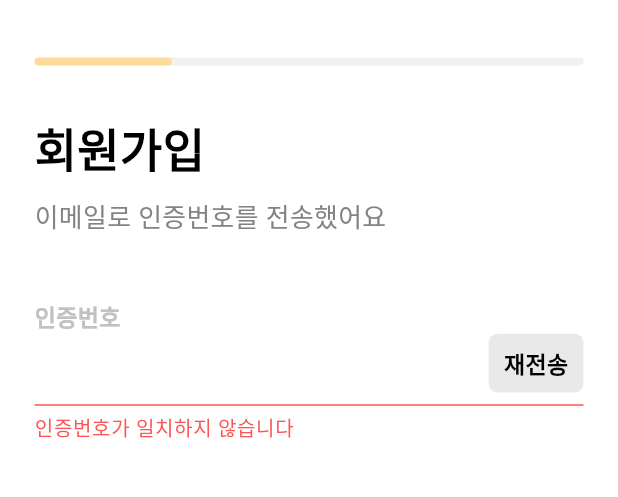
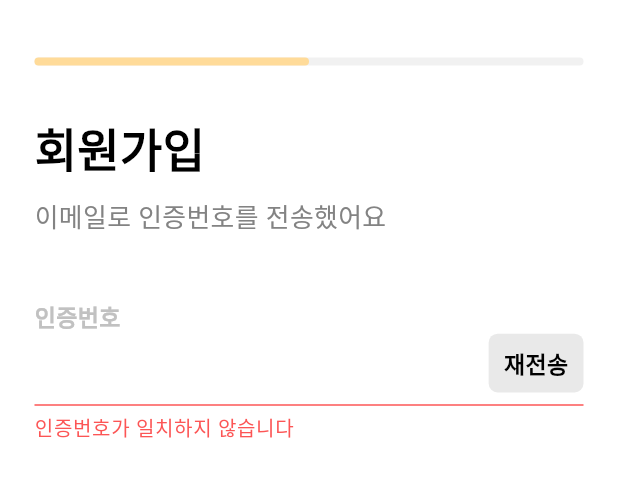
Before and after one commit to A-wack/A-wack-Flutter_v2, a Flutter app: the SignUpCheckEmailScreen screen opened directly, after a tap on "확인 👌", on a phone screen of 412 x 824 dp, the part 46-543 px from its top. Run offline on Flutter 3.47's test engine with Material 3 defaults, Android fonts, the phone set to English and light mode, and no system bars; our stand-ins replace flutter_screenutil, flutter_svg; Roboto replaces fonts that are missing (Pretendard); project files that could hold a hidden picture were left out.

```diff
--- a/lib/presentation/auth/sign_up/screen/sign_up_check_email_screen.dart
+++ b/lib/presentation/auth/sign_up/screen/sign_up_check_email_screen.dart
@@ -1,4 +1,6 @@
+import 'package:a_wack_flutter_v2/core/component/route_animation.dart';
 import 'package:a_wack_flutter_v2/core/component/text_widget.dart';
+import 'package:a_wack_flutter_v2/presentation/auth/sign_up/screen/sign_up_setting_password_screen.dart';
 import 'package:a_wack_flutter_v2/presentation/auth/sign_up/widget/sign_up_button.dart';
 import 'package:a_wack_flutter_v2/presentation/auth/sign_up/widget/sign_up_top_component.dart';
 import 'package:a_wack_flutter_v2/presentation/auth/widget/auth_app_bar_widget.dart';
@@ -35,6 +37,11 @@ class _SignUpCheckEmailScreenState extends State<SignUpCheckEmailScreen> {
       // todo 여기도 더미 수정 필요
       if (text == "0000") {
         setState(() => isError = false);
+        Navigator.push(
+          context,
+          RouteAnimation(const SignUpSettingPasswordScreen())
+              .slideRightToLeft(),
+        );
         return;
       }
 
@@ -51,7 +58,7 @@ class _SignUpCheckEmailScreenState extends State<SignUpCheckEmailScreen> {
               SignUpTopComponent(
                 title: "회원가입",
                 subTitle: "이메일로 인증번호를 전송했어요",
-                statusBarWidth: 95.5.w,
+                statusBarWidth: 191.w,
               ),
               AuthTextField(
                 controller: _passNumberController,
```
